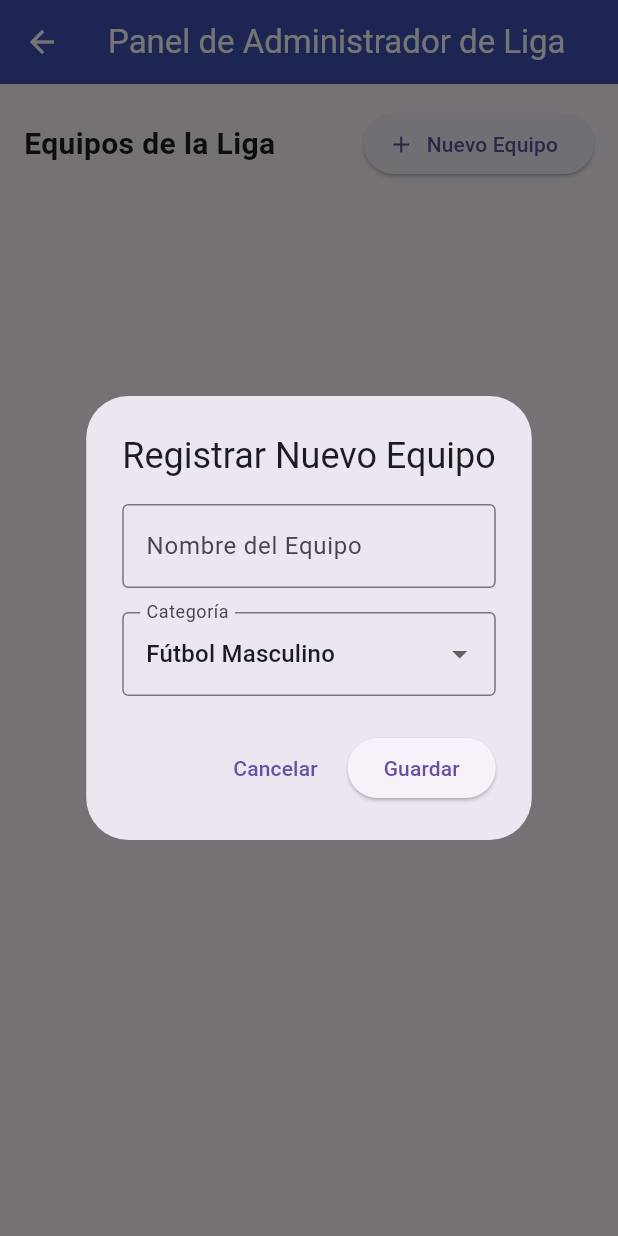
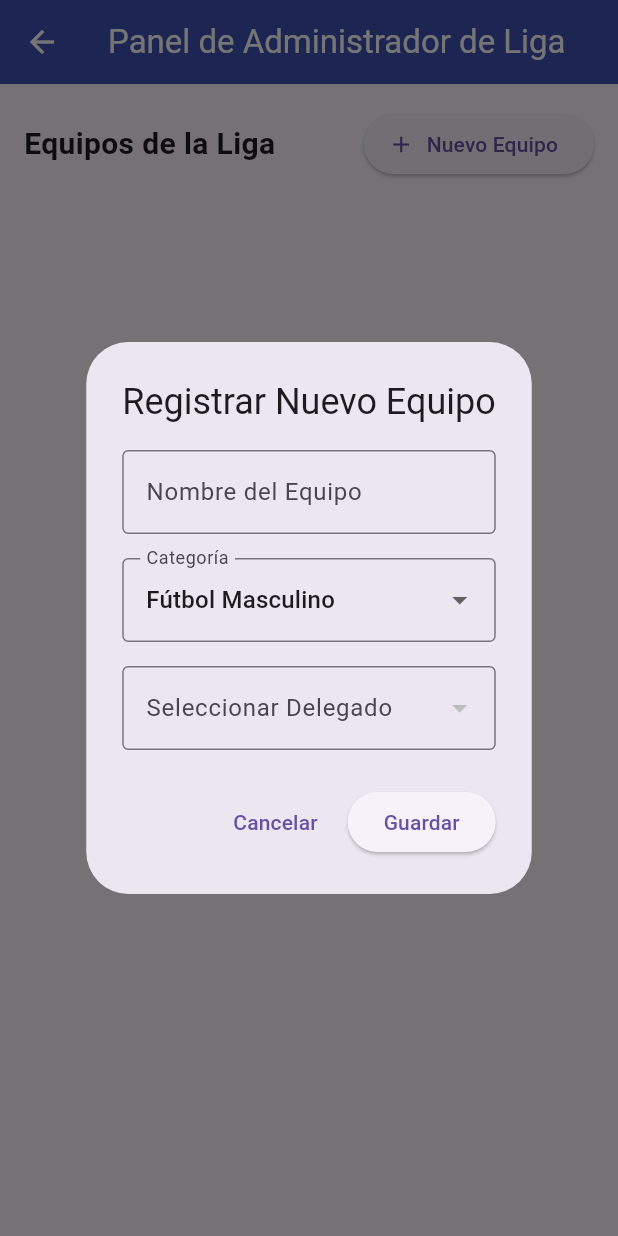
Before and after one commit to aidacholango-cyber/ligamaster_saas, a Flutter app: the PantallaAdminLiga screen opened by its route, after a tap on "Nuevo Equipo", on a phone screen of 412 x 824 dp. Run offline on Flutter 3.47's test engine with Material 3 defaults, Android fonts, the phone set to English and light mode, and no system bars; our stand-ins replace image_picker, supabase_flutter; accounts and stored records are empty.

Commit message:
fix: agregada seleccion de delegado y manejo de errores al crear equipo

```diff
--- a/lib/screens/pantalla_admin_liga.dart
+++ b/lib/screens/pantalla_admin_liga.dart
@@ -13,7 +13,7 @@ class _PantallaAdminLigaState extends State<PantallaAdminLiga> {
   final LigaService _ligaService = LigaService();
   final TextEditingController _nombreEquipoController = TextEditingController();
 
-  // Lista de categorías requeridas
+  // Categorías predefinidas
   final List<String> _categorias = [
     'Fútbol Masculino',
     'Fútbol Femenino',
@@ -22,6 +22,10 @@ class _PantallaAdminLigaState extends State<PantallaAdminLiga> {
   ];
   String? _categoriaSeleccionada;
 
+  // Manejo de Delegados
+  List<Map<String, dynamic>> _delegados = [];
+  String? _delegadoSeleccionadoId;
+
   String? _ligaId;
   bool _cargando = true;
 
@@ -29,12 +33,13 @@ class _PantallaAdminLigaState extends State<PantallaAdminLiga> {
   void initState() {
     super.initState();
     _categoriaSeleccionada = _categorias.first;
-    _cargarLigaAdmin();
+    _cargarDatosIniciales();
   }
 
-  Future<void> _cargarLigaAdmin() async {
+  Future<void> _cargarDatosIniciales() async {
     final user = Supabase.instance.client.auth.currentUser;
     try {
+      // 1. Obtener ID de la liga
       if (user != null) {
         final ligaData = await Supabase.instance.client
             .from('ligas')
@@ -58,8 +63,28 @@ class _PantallaAdminLigaState extends State<PantallaAdminLiga> {
           _ligaId = primeraLiga['id'] as String?;
         }
       }
+
+      // 2. Cargar lista de delegados desde la tabla perfiles
+      final respuestaPerfiles = await Supabase.instance.client
+          .from('perfiles')
+          .select('id, nombre, email')
+          .eq('rol', 'delegado');
+
+      _delegados = List<Map<String, dynamic>>.from(respuestaPerfiles);
+
+      // Si no hay usuarios con rol delegado, carga todos los perfiles como alternativa
+      if (_delegados.isEmpty) {
+        final todosPerfiles = await Supabase.instance.client
+            .from('perfiles')
+            .select('id, nombre, email');
+        _delegados = List<Map<String, dynamic>>.from(todosPerfiles);
+      }
+
+      if (_delegados.isNotEmpty) {
+        _delegadoSeleccionadoId = _delegados.first['id'].toString();
+      }
     } catch (e) {
-      print('Error al identificar liga: $e');
+      print('Error al cargar datos iniciales: $e');
     } finally {
       if (mounted) {
         setState(() {
@@ -89,7 +114,8 @@ class _PantallaAdminLigaState extends State<PantallaAdminLiga> {
           builder: (context, setDialogState) {
             return AlertDialog(
               title: const Text('Registrar Nuevo Equipo'),
-              content: Column(
+              content: SingleChildScrollView(
+                child: Column(
                   mainAxisSize: MainAxisSize.min,
                   children: [
                     TextField(
@@ -118,7 +144,31 @@ class _PantallaAdminLigaState extends State<PantallaAdminLiga> {
                         });
                       },
                     ),
+                    const SizedBox(height: 16),
+                    DropdownButtonFormField<String>(
+                      value: _delegadoSeleccionadoId,
+                      decoration: const InputDecoration(
+                        labelText: 'Seleccionar Delegado',
+                        border: OutlineInputBorder(),
+                      ),
+                      items: _delegados.map((delegado) {
+                        final nombre =
+                            delegado['nombre'] ??
+                            delegado['email'] ??
+                            'Sin nombre';
+                        return DropdownMenuItem<String>(
+                          value: delegado['id'].toString(),
+                          child: Text(nombre),
+                        );
+                      }).toList(),
+                      onChanged: (String? nuevoDelegadoId) {
+                        setDialogState(() {
+                          _delegadoSeleccionadoId = nuevoDelegadoId;
+                        });
+                      },
+                    ),
                   ],
+                ),
               ),
               actions: [
                 TextButton(
@@ -127,18 +177,46 @@ class _PantallaAdminLigaState extends State<PantallaAdminLiga> {
                 ),
                 ElevatedButton(
                   onPressed: () async {
-                    if (_nombreEquipoController.text.trim().isNotEmpty) {
-                      final user = Supabase.instance.client.auth.currentUser;
+                    final nombre = _nombreEquipoController.text.trim();
+                    if (nombre.isEmpty) {
+                      ScaffoldMessenger.of(context).showSnackBar(
+                        const SnackBar(
+                          content: Text(
+                            'Por favor ingrese el nombre del equipo.',
+                          ),
+                        ),
+                      );
+                      return;
+                    }
+
+                    if (_delegadoSeleccionadoId == null ||
+                        _delegadoSeleccionadoId!.isEmpty) {
+                      ScaffoldMessenger.of(context).showSnackBar(
+                        const SnackBar(
+                          content: Text('Por favor seleccione un delegado.'),
+                        ),
+                      );
+                      return;
+                    }
+
+                    try {
                       await _ligaService.crearEquipo(
-                        nombre: _nombreEquipoController.text.trim(),
+                        nombre: nombre,
                         categoria: _categoriaSeleccionada ?? 'Fútbol Masculino',
                         ligaId: _ligaId ?? '',
-                        delegadoId: user?.id ?? '',
+                        delegadoId: _delegadoSeleccionadoId!,
                       );
                       _nombreEquipoController.clear();
                       if (mounted) {
                         Navigator.pop(context);
                         setState(() {});
+                      }
+                    } catch (e) {
+                      print('Error al crear equipo: $e');
+                      if (mounted) {
+                        ScaffoldMessenger.of(context).showSnackBar(
+                          SnackBar(content: Text('Error al guardar: $e')),
+                        );
                       }
                     }
                   },
```
Lines whose indentation alone changed are shown as unchanged.
